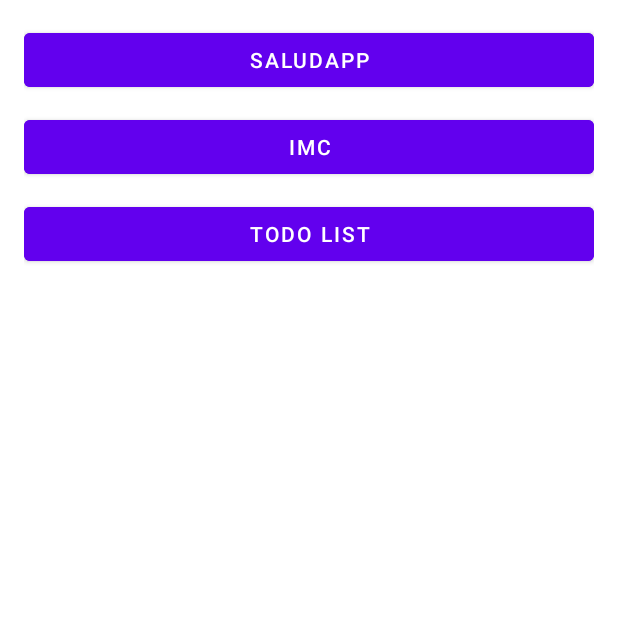
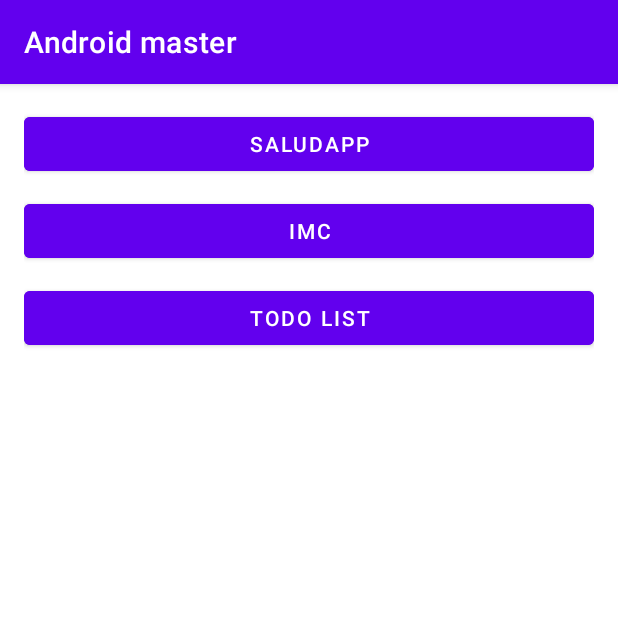
Before and after one commit to DMNT68/android-master-kotlin, an Android app: the screen it shows after launch (MenuActivity), on a phone screen of 412 x 824 dp, the top half of it. Run offline under Robolectric (Android 15) with nearby library versions, the light colour scheme and no system bars.

Commit message:
Enable DarkActionBar

```diff
--- a/app/src/main/res/values-night/themes.xml
+++ b/app/src/main/res/values-night/themes.xml
@@ -1,6 +1,6 @@
 <resources xmlns:tools="http://schemas.android.com/tools">
     <!-- Base application theme. -->
-    <style name="Theme.AndroidMaster" parent="Theme.MaterialComponents.DayNight.NoActionBar">
+    <style name="Theme.AndroidMaster" parent="Theme.MaterialComponents.DayNight.DarkActionBar">
         <!-- Primary brand color. -->
         <item name="colorPrimary">@color/purple_200</item>
         <item name="colorPrimaryVariant">@color/purple_700</item>
--- a/app/src/main/res/values/themes.xml
+++ b/app/src/main/res/values/themes.xml
@@ -1,6 +1,6 @@
 <resources xmlns:tools="http://schemas.android.com/tools">
     <!-- Base application theme. -->
-    <style name="Theme.AndroidMaster" parent="Theme.MaterialComponents.DayNight.NoActionBar">
+    <style name="Theme.AndroidMaster" parent="Theme.MaterialComponents.DayNight.DarkActionBar">
         <!-- Primary brand color. -->
         <item name="colorPrimary">@color/purple_500</item>
         <item name="colorPrimaryVariant">@color/purple_700</item>
```
